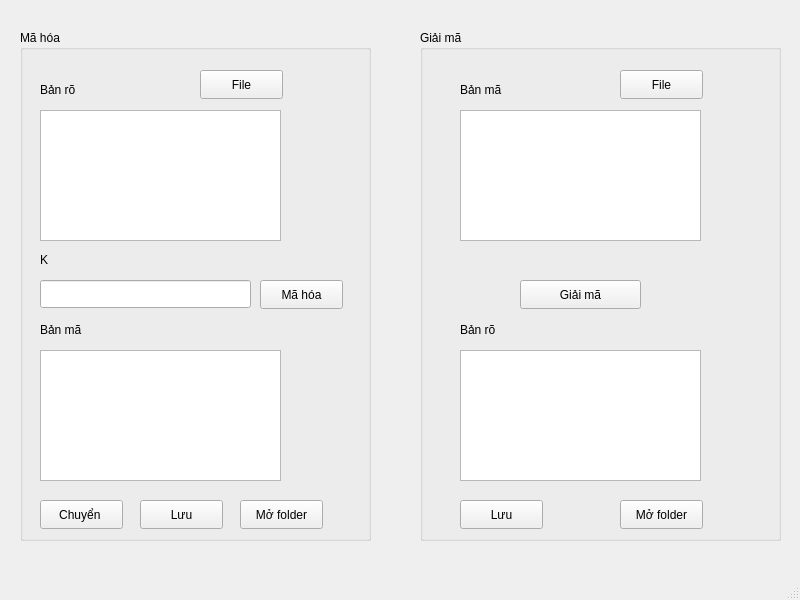
Above: DESapp/mainwindow.ui from Root0zm/Leet before the change. Below: the same form after it.
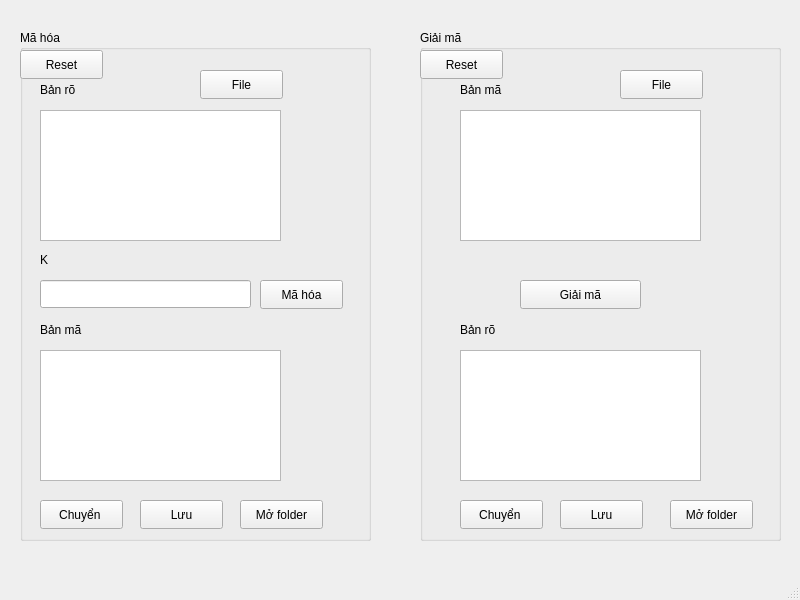
That is the form after the change.

Diff of the .ui file:
```diff
--- a/DESapp/mainwindow.ui
+++ b/DESapp/mainwindow.ui
@@ -235,6 +235,19 @@
       <string>Mã hóa</string>
      </property>
     </widget>
+    <widget class="QPushButton" name="Reset">
+     <property name="geometry">
+      <rect>
+       <x>0</x>
+       <y>20</y>
+       <width>83</width>
+       <height>29</height>
+      </rect>
+     </property>
+     <property name="text">
+      <string>Reset</string>
+     </property>
+    </widget>
    </widget>
    <widget class="QGroupBox" name="groupBox_2">
     <property name="geometry">
@@ -251,7 +264,7 @@
     <widget class="QPushButton" name="openPlaint">
      <property name="geometry">
       <rect>
-       <x>200</x>
+       <x>250</x>
        <y>470</y>
        <width>83</width>
        <height>29</height>
@@ -264,7 +277,7 @@
     <widget class="QPushButton" name="save2">
      <property name="geometry">
       <rect>
-       <x>40</x>
+       <x>140</x>
        <y>470</y>
        <width>83</width>
        <height>29</height>
@@ -274,6 +287,32 @@
       <string>Lưu</string>
      </property>
     </widget>
+    <widget class="QPushButton" name="swap_2">
+     <property name="geometry">
+      <rect>
+       <x>40</x>
+       <y>470</y>
+       <width>83</width>
+       <height>29</height>
+      </rect>
+     </property>
+     <property name="text">
+      <string>Chuyển </string>
+     </property>
+    </widget>
+    <widget class="QPushButton" name="Reset2">
+     <property name="geometry">
+      <rect>
+       <x>0</x>
+       <y>20</y>
+       <width>83</width>
+       <height>29</height>
+      </rect>
+     </property>
+     <property name="text">
+      <string>Reset</string>
+     </property>
+    </widget>
    </widget>
    <zorder>groupBox</zorder>
    <zorder>groupBox_2</zorder>
```
